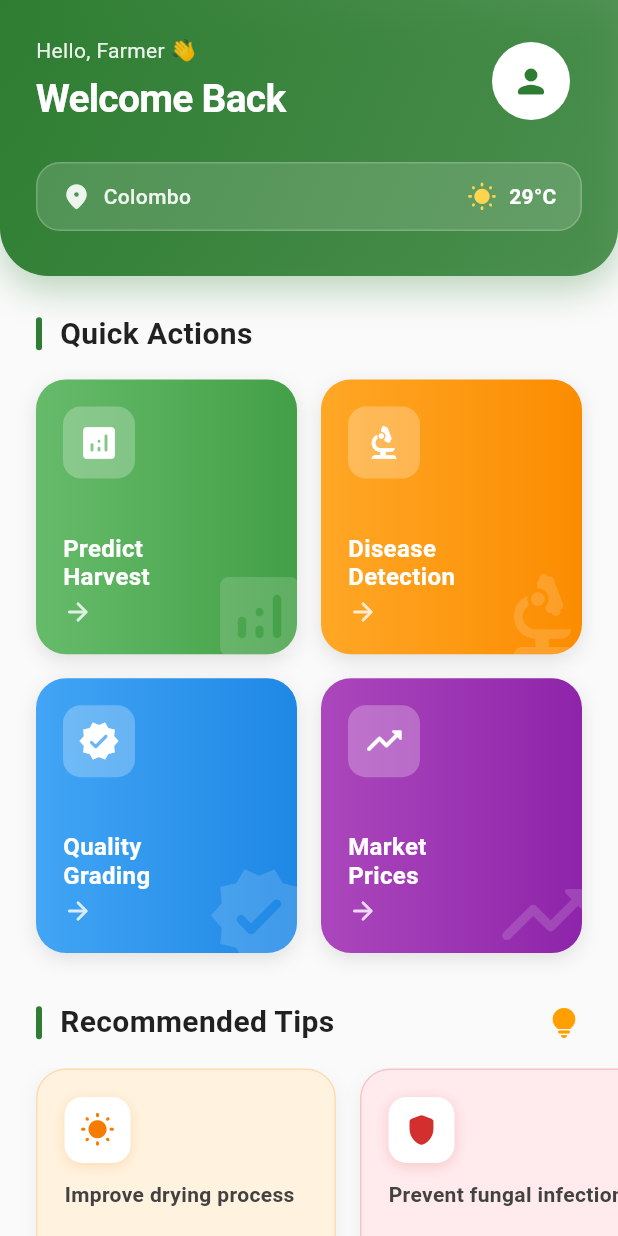
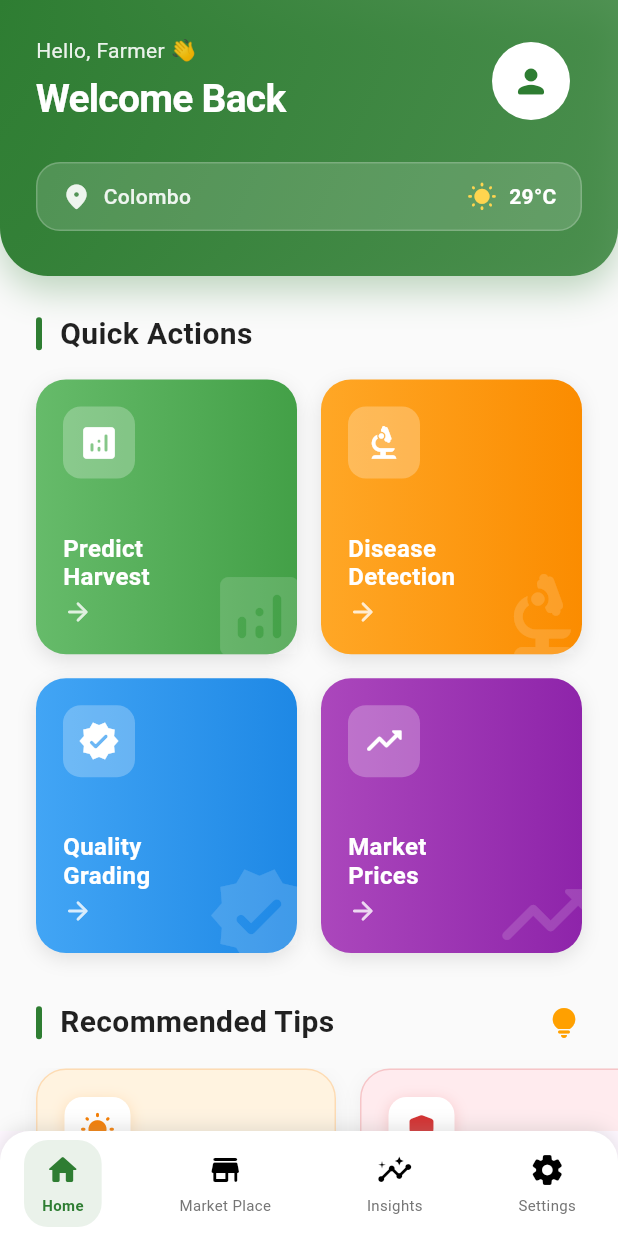
Before and after one commit to JanudiAdhikari/Research-Project, a Flutter app: the FarmerDashboard screen opened directly, on a phone screen of 412 x 824 dp. Run offline on Flutter 3.47's test engine with Material 3 defaults, Android fonts, the phone set to English and light mode, and no system bars; our stand-ins replace camera, cloud_firestore, firebase_auth, firebase_core, firebase_storage, flutter_secure_storage and 4 more; accounts and stored records are empty; Roboto replaces fonts that are missing (Poppins).

Commit message:
Added the Bottom Navigation

```diff
--- a/mobile-app/lib/features/dashboard/farmer_dashboard.dart
+++ b/mobile-app/lib/features/dashboard/farmer_dashboard.dart
@@ -3,6 +3,7 @@ import 'package:flutter/material.dart';
 import '../../services/auth_service.dart';
 import '../../utils/responsive.dart';
 import '../auth/login_page.dart';
+import '../../widgets/navigation_wrapper.dart';
 
 class FarmerDashboard extends StatefulWidget {
   const FarmerDashboard({super.key});
@@ -48,9 +49,16 @@ class _FarmerDashboardState extends State<FarmerDashboard>
 
   @override
   Widget build(BuildContext context) {
+    return NavigationWrapper(
+      showBottomNavigation: true,
+      initialIndex: 0, // Home tab is active
+      child: _buildDashboardContent(),
+    );
+  }
+
+  Widget _buildDashboardContent() {
     final responsive = context.responsive;
     final primary = const Color(0xFF2E7D32);
-    final lightGreen = const Color(0xFFE8F5E9);
 
     return Scaffold(
       backgroundColor: Colors.grey[50],
@@ -153,8 +161,10 @@ class _FarmerDashboardState extends State<FarmerDashboard>
 
                                 Navigator.pushAndRemoveUntil(
                                   context,
-                                  MaterialPageRoute(builder: (_) => const LoginPage()),
-                                      (route) => false,
+                                  MaterialPageRoute(
+                                    builder: (_) => const LoginPage(),
+                                  ),
+                                  (route) => false,
                                 );
                               }
                             },
@@ -450,6 +460,7 @@ class _FarmerDashboardState extends State<FarmerDashboard>
     );
   }
 
+  // ... Keep all your existing methods (_buildFeatureCards, _featureCard, _tipCard) exactly as they were ...
   List<Widget> _buildFeatureCards(
     BuildContext context,
     Responsive responsive,
--- /dev/null
+++ b/mobile-app/lib/widgets/bottom_navigation.dart
@@ -0,0 +1,131 @@
+import 'package:flutter/material.dart';
+import 'package:CeylonPepper/utils/responsive.dart';
+
+class BottomNavigation extends StatefulWidget {
+  final int currentIndex;
+  final Function(int) onTabSelected;
+  final bool showBottomNavigation;
+
+  const BottomNavigation({
+    Key? key,
+    required this.currentIndex,
+    required this.onTabSelected,
+    this.showBottomNavigation = true,
+  }) : super(key: key);
+
+  @override
+  State<BottomNavigation> createState() => _BottomNavigationState();
+}
+
+class _BottomNavigationState extends State<BottomNavigation> {
+  @override
+  Widget build(BuildContext context) {
+    final responsive = context.responsive;
+
+    if (!widget.showBottomNavigation) {
+      return const SizedBox.shrink();
+    }
+
+    return Container(
+      decoration: BoxDecoration(
+        color: Colors.white,
+        boxShadow: [
+          BoxShadow(
+            color: Colors.grey.withOpacity(0.3),
+            blurRadius: 10,
+            offset: const Offset(0, -2),
+          ),
+        ],
+        borderRadius: const BorderRadius.only(
+          topLeft: Radius.circular(20),
+          topRight: Radius.circular(20),
+        ),
+      ),
+      child: SafeArea(
+        top: false,
+        child: Container(
+          height: responsive.value(mobile: 70, tablet: 75, desktop: 80),
+          padding: EdgeInsets.symmetric(
+            horizontal: responsive.value(mobile: 16, tablet: 24, desktop: 32),
+          ),
+          child: Row(
+            mainAxisAlignment: MainAxisAlignment.spaceBetween,
+            children: [
+              _buildNavItem(
+                index: 0,
+                icon: Icons.home_rounded,
+                label: "Home",
+                isActive: widget.currentIndex == 0,
+              ),
+              _buildNavItem(
+                index: 1,
+                icon: Icons.store_rounded,
+                label: "Market Place",
+                isActive: widget.currentIndex == 1,
+              ),
+              _buildNavItem(
+                index: 2,
+                icon: Icons.insights_rounded,
+                label: "Insights",
+                isActive: widget.currentIndex == 2,
+              ),
+              _buildNavItem(
+                index: 3,
+                icon: Icons.settings_rounded,
+                label: "Settings",
+                isActive: widget.currentIndex == 3,
+              ),
+            ],
+          ),
+        ),
+      ),
+    );
+  }
+
+  Widget _buildNavItem({
+    required int index,
+    required IconData icon,
+    required String label,
+    required bool isActive,
+  }) {
+    final responsive = context.responsive;
+    final primaryColor = const Color(0xFF2E7D32);
+
+    return GestureDetector(
+      onTap: () => widget.onTabSelected(index),
+      child: Container(
+        padding: EdgeInsets.symmetric(
+          horizontal: responsive.value(mobile: 12, tablet: 16, desktop: 20),
+          vertical: responsive.value(mobile: 8, tablet: 10, desktop: 12),
+        ),
+        decoration: BoxDecoration(
+          color: isActive ? primaryColor.withOpacity(0.1) : Colors.transparent,
+          borderRadius: BorderRadius.circular(
+            responsive.value(mobile: 16, tablet: 18, desktop: 20),
+          ),
+        ),
+        child: Column(
+          mainAxisSize: MainAxisSize.min,
+          children: [
+            Icon(
+              icon,
+              color: isActive
+                  ? primaryColor
+                  : const Color.fromARGB(255, 0, 0, 0),
+              size: responsive.value(mobile: 24, tablet: 26, desktop: 28),
+            ),
+            const SizedBox(height: 4),
+            Text(
+              label,
+              style: TextStyle(
+                fontSize: responsive.value(mobile: 10, tablet: 11, desktop: 12),
+                fontWeight: isActive ? FontWeight.w600 : FontWeight.w400,
+                color: isActive ? primaryColor : Colors.grey[600],
+              ),
+            ),
+          ],
+        ),
+      ),
+    );
+  }
+}
--- /dev/null
+++ b/mobile-app/lib/widgets/navigation_wrapper.dart
@@ -0,0 +1,55 @@
+import 'package:flutter/material.dart';
+import 'bottom_navigation.dart';
+
+class NavigationWrapper extends StatefulWidget {
+  final Widget child;
+  final int initialIndex;
+  final bool showBottomNavigation;
+  final List<Widget> Function(int)? tabScreens;
+
+  const NavigationWrapper({
+    Key? key,
+    required this.child,
+    this.initialIndex = 0,
+    this.showBottomNavigation = true,
+    this.tabScreens,
+  }) : super(key: key);
+
+  @override
+  State<NavigationWrapper> createState() => _NavigationWrapperState();
+}
+
+class _NavigationWrapperState extends State<NavigationWrapper> {
+  late int _currentIndex;
+
+  @override
+  void initState() {
+    super.initState();
+    _currentIndex = widget.initialIndex;
+  }
+
+  void _onTabSelected(int index) {
+    setState(() {
+      _currentIndex = index;
+    });
+
+    // If tabScreens are provided, handle navigation differently
+    if (widget.tabScreens != null) {
+      // You might want to use Navigator to push screens
+      // or manage with a PageController for tab navigation
+    }
+  }
+
+  @override
+  Widget build(BuildContext context) {
+    return Scaffold(
+      body: widget.child,
+      bottomNavigationBar: widget.showBottomNavigation
+          ? BottomNavigation(
+              currentIndex: _currentIndex,
+              onTabSelected: _onTabSelected,
+            )
+          : null,
+    );
+  }
+}
```
